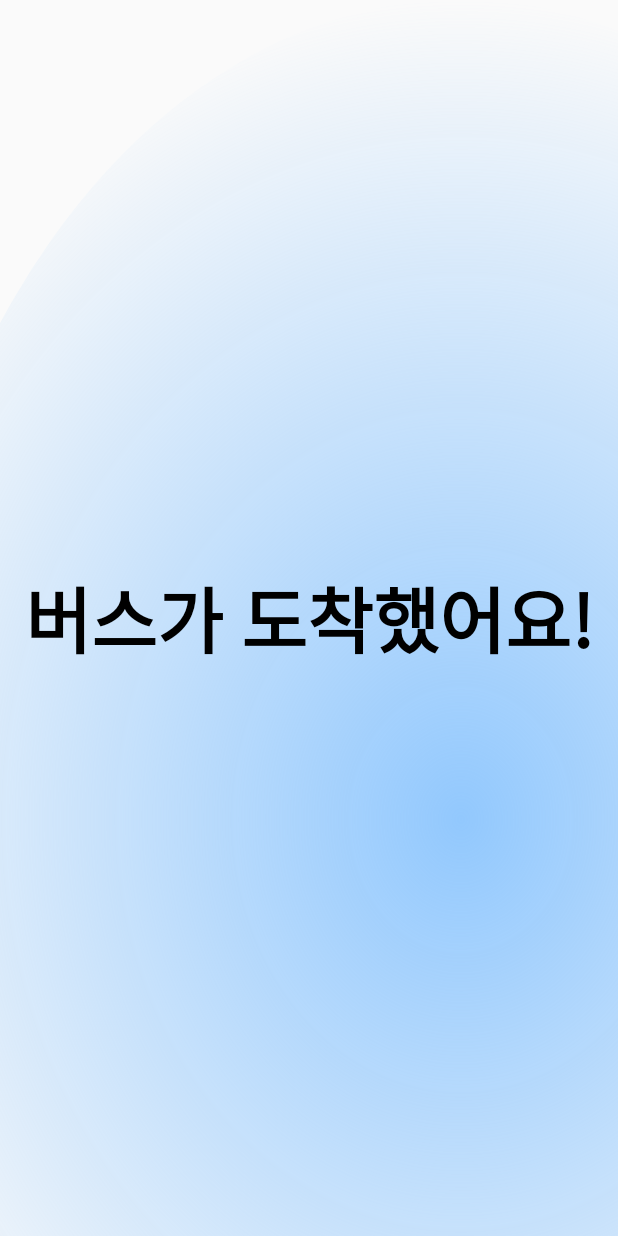
After one commit to m6z1/sesacthon_BusTaME, an Android app: the BusArriveActivity screen opened directly, with no data from a screen before it, on a phone screen of 412 x 824 dp. The commit adds this screen. Run offline under Robolectric (Android 15) with nearby library versions, the phone set to English and light mode, and no system bars.

```diff
--- a/BusTaME/app/src/main/AndroidManifest.xml
+++ b/BusTaME/app/src/main/AndroidManifest.xml
@@ -19,6 +19,9 @@
         android:supportsRtl="true"
         android:theme="@style/NoActionBar"
         android:usesCleartextTraffic="true">
+        <activity
+            android:name=".BusArriveActivity"
+            android:exported="false" />
         <activity
             android:name=".ArriveActivity"
             android:exported="false" />
--- /dev/null
+++ b/BusTaME/app/src/main/java/com/sesac/bustame/BusArriveActivity.kt
@@ -0,0 +1,36 @@
+package com.sesac.bustame
+
+import android.content.Intent
+import androidx.appcompat.app.AppCompatActivity
+import android.os.Bundle
+import android.os.Handler
+import com.sesac.bustame.databinding.ActivityBusArriveBinding
+
+class BusArriveActivity : AppCompatActivity() {
+
+    private lateinit var binding: ActivityBusArriveBinding
+    override fun onCreate(savedInstanceState: Bundle?) {
+        super.onCreate(savedInstanceState)
+        binding = ActivityBusArriveBinding.inflate(layoutInflater)
+        setContentView(binding.root)
+
+        Handler().postDelayed({
+            startStartActivity()
+        }, BusArriveActivity.DURATION)
+    }
+
+    private fun startStartActivity() {
+        val intent = Intent(this, MainActivity::class.java)
+        intent.addFlags(Intent.FLAG_ACTIVITY_NO_ANIMATION)
+        startActivity(intent)
+        finish()
+    }
+
+    companion object {
+        private const val DURATION: Long = 3000
+    }
+
+    override fun onBackPressed() {
+        super.onBackPressed()
+    }
+}
--- a/BusTaME/app/src/main/java/com/sesac/bustame/RideBellData.kt
+++ b/BusTaME/app/src/main/java/com/sesac/bustame/RideBellData.kt
@@ -5,6 +5,6 @@ data class RideBellData(
     val passengerType: String,
     val message: String,
     val busNumber: String,
-    val busStopNum: String
+    val busStopNumber: String
 
 )
--- a/BusTaME/app/src/main/java/com/sesac/bustame/SetUserCategory.kt
+++ b/BusTaME/app/src/main/java/com/sesac/bustame/SetUserCategory.kt
@@ -67,7 +67,7 @@ class SetUserCategory : AppCompatActivity() {
             passengerType = passengerTypeValue,
             message = "",
             busNumber = "",
-            busStopNum = ""
+            busStopNumber = ""
         )
         RideBellDataManager.saveRideBellData(rideBellData, this)
     }
--- a/BusTaME/app/src/main/java/com/sesac/bustame/SetUserToDelivery.kt
+++ b/BusTaME/app/src/main/java/com/sesac/bustame/SetUserToDelivery.kt
@@ -63,7 +63,7 @@ class SetUserToDelivery : AppCompatActivity() {
             passengerType = passengerTypeValue!!,
             message = messageValue,
             busNumber = "",
-            busStopNum = ""
+            busStopNumber = ""
         )
         RideBellDataManager.saveRideBellData(rideBellData, this)
     }
--- /dev/null
+++ b/BusTaME/app/src/main/res/layout/activity_bus_arrive.xml
@@ -0,0 +1,23 @@
+<?xml version="1.0" encoding="utf-8"?>
+<androidx.constraintlayout.widget.ConstraintLayout xmlns:android="http://schemas.android.com/apk/res/android"
+    xmlns:app="http://schemas.android.com/apk/res-auto"
+    xmlns:tools="http://schemas.android.com/tools"
+    android:layout_width="match_parent"
+    android:layout_height="match_parent"
+    android:background="@drawable/background_start"
+    tools:context=".BusArriveActivity">
+
+    <TextView
+        android:layout_width="match_parent"
+        android:layout_height="wrap_content"
+        android:text="버스가 도착했어요!"
+        android:textAlignment="center"
+        android:textColor="@color/black"
+        android:textSize="48sp"
+        android:textStyle="bold"
+        app:layout_constraintBottom_toBottomOf="parent"
+        app:layout_constraintEnd_toEndOf="parent"
+        app:layout_constraintStart_toStartOf="parent"
+        app:layout_constraintTop_toTopOf="parent" />
+
+</androidx.constraintlayout.widget.ConstraintLayout>
```
Also changed, not shown: BusTaME/app/src/main/java/com/sesac/bustame/BellActivity.kt (+15 -9 lines), BusTaME/app/src/main/java/com/sesac/bustame/RetrofitService.kt (+2 -5 lines), BusTaME/app/src/main/java/com/sesac/bustame/WaitBus.kt (+27 -2 lines).
